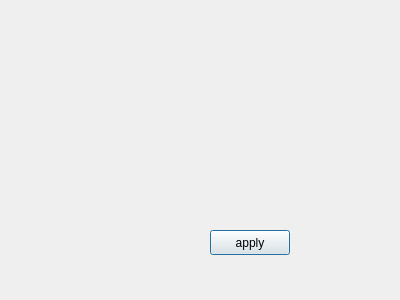
The window that forms/regwindow.ui (Dmitry-Klepikov/registration-system) describes before a commit, drawn with Qt 5.
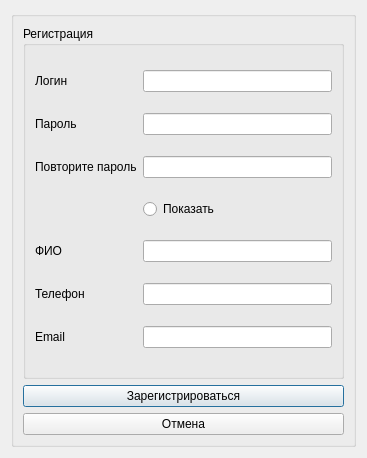
The same window after the commit.

```diff
--- a/forms/regwindow.ui
+++ b/forms/regwindow.ui
@@ -6,26 +6,114 @@
    <rect>
     <x>0</x>
     <y>0</y>
-    <width>400</width>
-    <height>300</height>
+    <width>367</width>
+    <height>458</height>
    </rect>
   </property>
   <property name="windowTitle">
    <string>Dialog</string>
   </property>
-  <widget class="QPushButton" name="applyButton">
-   <property name="geometry">
-    <rect>
-     <x>210</x>
-     <y>230</y>
-     <width>80</width>
-     <height>25</height>
-    </rect>
-   </property>
-   <property name="text">
-    <string>apply</string>
-   </property>
-  </widget>
+  <layout class="QGridLayout" name="gridLayout_3">
+   <item row="0" column="0">
+    <widget class="QGroupBox" name="groupBox">
+     <property name="title">
+      <string/>
+     </property>
+     <layout class="QGridLayout" name="gridLayout">
+      <item row="1" column="0">
+       <widget class="QPushButton" name="applyButtton">
+        <property name="text">
+         <string>Зарегистрироваться</string>
+        </property>
+       </widget>
+      </item>
+      <item row="0" column="0">
+       <widget class="QGroupBox" name="groupBox_2">
+        <property name="title">
+         <string>Регистрация</string>
+        </property>
+        <layout class="QGridLayout" name="gridLayout_2">
+         <item row="4" column="0">
+          <widget class="QLabel" name="label_3">
+           <property name="text">
+            <string>ФИО</string>
+           </property>
+          </widget>
+         </item>
+         <item row="4" column="1">
+          <widget class="QLineEdit" name="lastnameLine"/>
+         </item>
+         <item row="5" column="1">
+          <widget class="QLineEdit" name="telephoneLine"/>
+         </item>
+         <item row="1" column="1">
+          <widget class="QLineEdit" name="passLine"/>
+         </item>
+         <item row="2" column="0">
+          <widget class="QLabel" name="label_2">
+           <property name="text">
+            <string>Повторите пароль</string>
+           </property>
+          </widget>
+         </item>
+         <item row="3" column="1">
+          <widget class="QRadioButton" name="passRadioButton">
+           <property name="text">
+            <string>Показать</string>
+           </property>
+          </widget>
+         </item>
+         <item row="2" column="1">
+          <widget class="QLineEdit" name="reppassLine"/>
+         </item>
+         <item row="0" column="0">
+          <widget class="QLabel" name="label">
+           <property name="text">
+            <string>Логин</string>
+           </property>
+          </widget>
+         </item>
+         <item row="0" column="1">
+          <widget class="QLineEdit" name="loginLine"/>
+         </item>
+         <item row="5" column="0">
+          <widget class="QLabel" name="label_5">
+           <property name="text">
+            <string>Телефон</string>
+           </property>
+          </widget>
+         </item>
+         <item row="1" column="0">
+          <widget class="QLabel" name="label_6">
+           <property name="text">
+            <string>Пароль</string>
+           </property>
+          </widget>
+         </item>
+         <item row="6" column="0">
+          <widget class="QLabel" name="label_4">
+           <property name="text">
+            <string>Email</string>
+           </property>
+          </widget>
+         </item>
+         <item row="6" column="1">
+          <widget class="QLineEdit" name="mailLine"/>
+         </item>
+        </layout>
+       </widget>
+      </item>
+      <item row="2" column="0">
+       <widget class="QPushButton" name="cancellButton">
+        <property name="text">
+         <string>Отмена</string>
+        </property>
+       </widget>
+      </item>
+     </layout>
+    </widget>
+   </item>
+  </layout>
  </widget>
  <resources/>
  <connections/>
```
